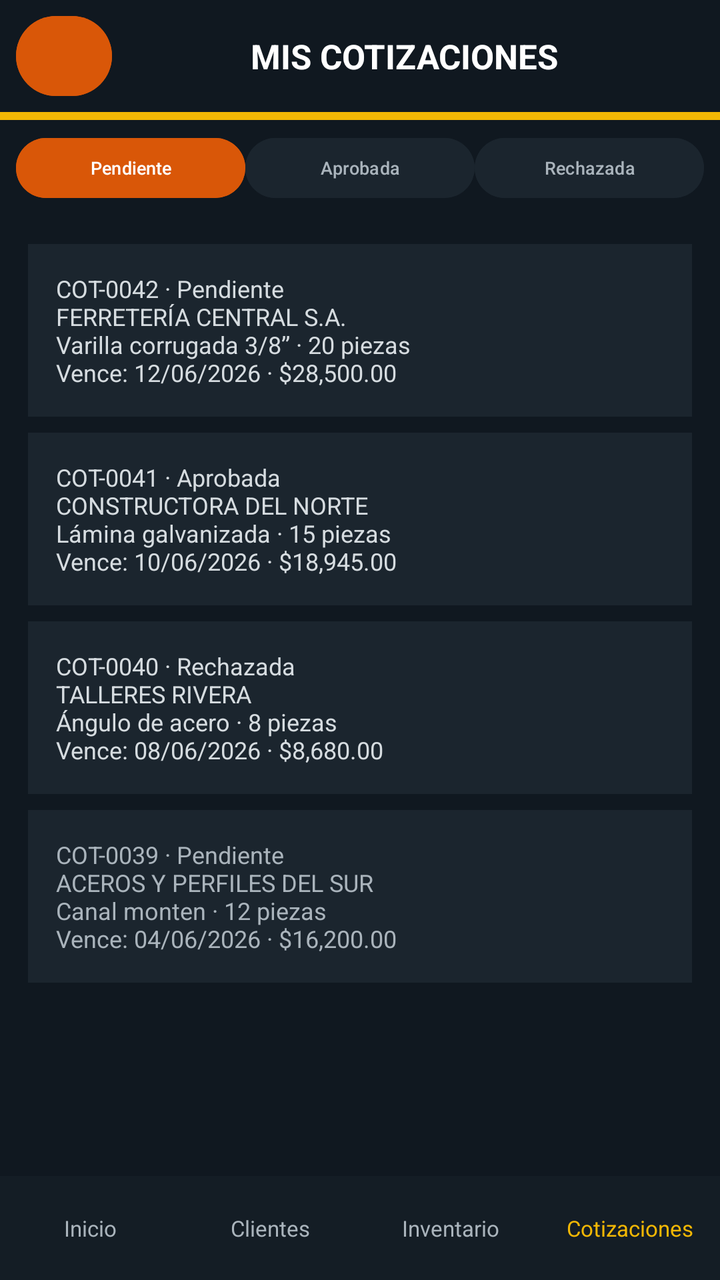
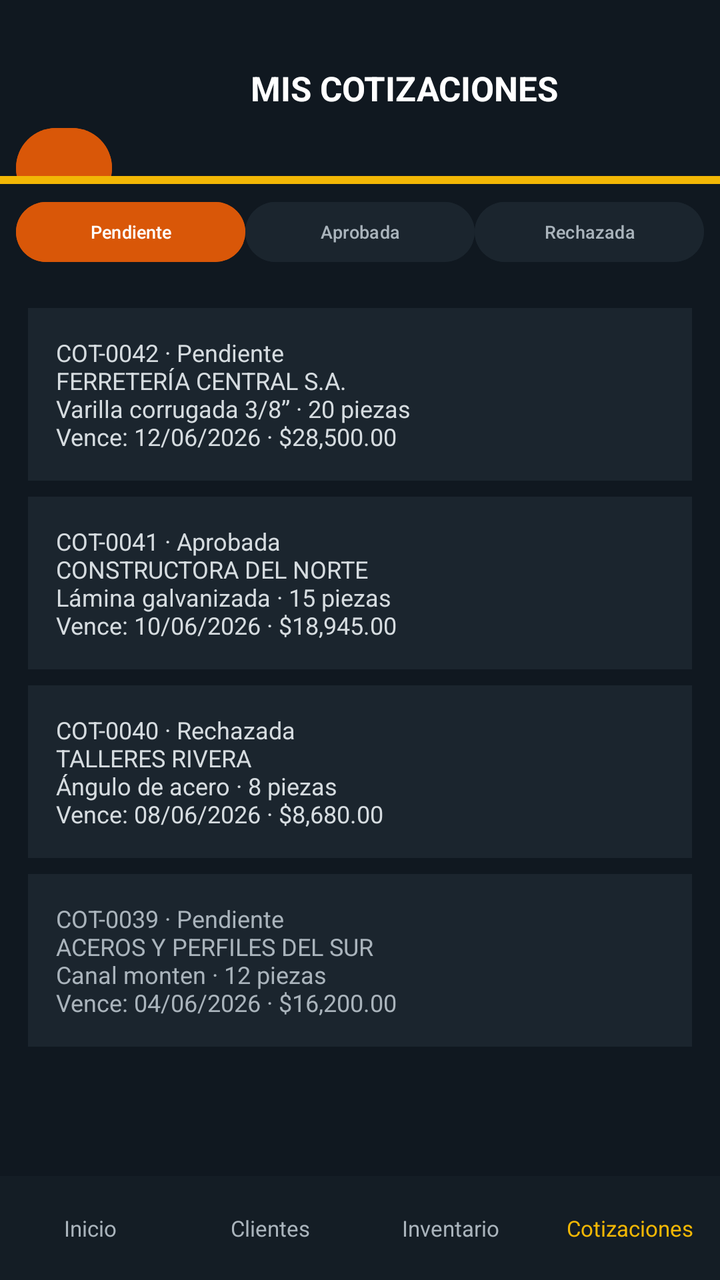

Before-and-after screenshots of an Android layout around one commit, followed by the original layout XML and the change that was made.
<!-- AndroidManifest.xml: application theme Theme.Aceroswecorp -->
<!-- res/layout/activity_mis_cotizaciones.xml -->
<?xml version="1.0" encoding="utf-8"?>
<LinearLayout xmlns:android="http://schemas.android.com/apk/res/android"
    android:id="@+id/screen_root"
    android:layout_width="match_parent"
    android:layout_height="match_parent"
    android:background="#101820"
    android:orientation="vertical">

    <LinearLayout
        android:layout_width="match_parent"
        android:layout_height="56dp"
        android:gravity="center_vertical"
        android:orientation="horizontal"
        android:paddingStart="8dp"
        android:paddingEnd="12dp">

        <Button
            android:id="@+id/screen_back"
            android:layout_width="48dp"
            android:layout_height="48dp"
            android:backgroundTint="#D95708"
            android:contentDescription="@string/back"
            android:text="@string/back_arrow"
            android:textColor="#FFFFFF"
            android:textSize="24sp" />

        <TextView
            android:layout_width="0dp"
            android:layout_height="wrap_content"
            android:layout_weight="1"
            android:gravity="center"
            android:text="MIS COTIZACIONES"
            android:textColor="#FFFFFF"
            android:textSize="17sp"
            android:textStyle="bold" />
    </LinearLayout>

    <TextView android:layout_width="match_parent" android:layout_height="4dp" android:background="#F2B705" />

    <LinearLayout android:layout_width="match_parent" android:layout_height="48dp" android:gravity="center" android:orientation="horizontal" android:paddingStart="8dp" android:paddingEnd="8dp">
        <Button android:id="@+id/filter_pending" android:layout_width="0dp" android:layout_height="38dp" android:layout_weight="1" android:backgroundTint="#D95708" android:text="Pendiente" android:textColor="#FFFFFF" android:textSize="9sp" />
        <Button android:id="@+id/filter_approved" android:layout_width="0dp" android:layout_height="38dp" android:layout_weight="1" android:backgroundTint="#1B252E" android:text="Aprobada" android:textColor="#AAB4BC" android:textSize="9sp" />
        <Button android:id="@+id/filter_rejected" android:layout_width="0dp" android:layout_height="38dp" android:layout_weight="1" android:backgroundTint="#1B252E" android:text="Rechazada" android:textColor="#AAB4BC" android:textSize="9sp" />
    </LinearLayout>

    <ScrollView
        android:layout_width="match_parent"
        android:layout_height="0dp"
        android:layout_weight="1">

        <LinearLayout
            android:layout_width="match_parent"
            android:layout_height="wrap_content"
            android:orientation="vertical"
            android:padding="14dp">

            <TextView android:id="@+id/quote_pending_42" android:layout_width="match_parent" android:layout_height="wrap_content" android:background="#1B252E" android:padding="14dp" android:text="COT-0042 · Pendiente&#10;FERRETERÍA CENTRAL S.A.&#10;Varilla corrugada 3/8” · 20 piezas&#10;Vence: 12/06/2026 · $28,500.00" android:textColor="#D6DCE0" android:textSize="12sp" />
            <TextView android:id="@+id/quote_approved_41" android:layout_width="match_parent" android:layout_height="wrap_content" android:layout_marginTop="8dp" android:background="#1B252E" android:padding="14dp" android:text="COT-0041 · Aprobada&#10;CONSTRUCTORA DEL NORTE&#10;Lámina galvanizada · 15 piezas&#10;Vence: 10/06/2026 · $18,945.00" android:textColor="#D6DCE0" android:textSize="12sp" />
            <TextView android:id="@+id/quote_rejected_40" android:layout_width="match_parent" android:layout_height="wrap_content" android:layout_marginTop="8dp" android:background="#1B252E" android:padding="14dp" android:text="COT-0040 · Rechazada&#10;TALLERES RIVERA&#10;Ángulo de acero · 8 piezas&#10;Vence: 08/06/2026 · $8,680.00" android:textColor="#D6DCE0" android:textSize="12sp" />
            <TextView android:id="@+id/quote_pending_39" android:layout_width="match_parent" android:layout_height="wrap_content" android:layout_marginTop="8dp" android:background="#1B252E" android:padding="14dp" android:text="COT-0039 · Pendiente&#10;ACEROS Y PERFILES DEL SUR&#10;Canal monten · 12 piezas&#10;Vence: 04/06/2026 · $16,200.00" android:textColor="#AAB4BC" android:textSize="12sp" />
        </LinearLayout>
    </ScrollView>

    <LinearLayout android:layout_width="match_parent" android:layout_height="52dp" android:background="#141D25" android:gravity="center" android:orientation="horizontal">
        <TextView android:id="@+id/nav_inicio" android:layout_width="0dp" android:layout_height="match_parent" android:layout_weight="1" android:gravity="center" android:text="Inicio" android:textColor="#AAB4BC" android:textSize="11sp" />
        <TextView android:id="@+id/nav_clientes" android:layout_width="0dp" android:layout_height="match_parent" android:layout_weight="1" android:gravity="center" android:text="Clientes" android:textColor="#AAB4BC" android:textSize="11sp" />
        <TextView android:id="@+id/nav_inventario" android:layout_width="0dp" android:layout_height="match_parent" android:layout_weight="1" android:gravity="center" android:text="Inventario" android:textColor="#AAB4BC" android:textSize="11sp" />
        <TextView android:id="@+id/nav_cotizaciones" android:layout_width="0dp" android:layout_height="match_parent" android:layout_weight="1" android:gravity="center" android:text="Cotizaciones" android:textColor="#F2B705" android:textSize="11sp" />
    </LinearLayout>
</LinearLayout>
<!-- resources referenced by this layout -->
<resources>
  <string name="back">Volver</string>
  <string name="back_arrow">‹</string>
  <style name="Theme.Aceroswecorp" parent="Base.Theme.Aceroswecorp" />
  <style name="Base.Theme.Aceroswecorp" parent="Theme.Material3.DayNight.NoActionBar">
          
          
      </style>
</resources>

<!-- the commit's change to res/layout/activity_mis_cotizaciones.xml (unified diff, before → after) -->
@@ -8,7 +8,7 @@
 
     <LinearLayout
         android:layout_width="match_parent"
-        android:layout_height="56dp"
+        android:layout_height="wrap_content"
         android:gravity="center_vertical"
         android:orientation="horizontal"
         android:paddingStart="8dp"
@@ -20,6 +20,7 @@
             android:layout_height="48dp"
             android:backgroundTint="#D95708"
             android:contentDescription="@string/back"
+            android:layout_marginTop="40dp"
             android:text="@string/back_arrow"
             android:textColor="#FFFFFF"
             android:textSize="24sp" />
